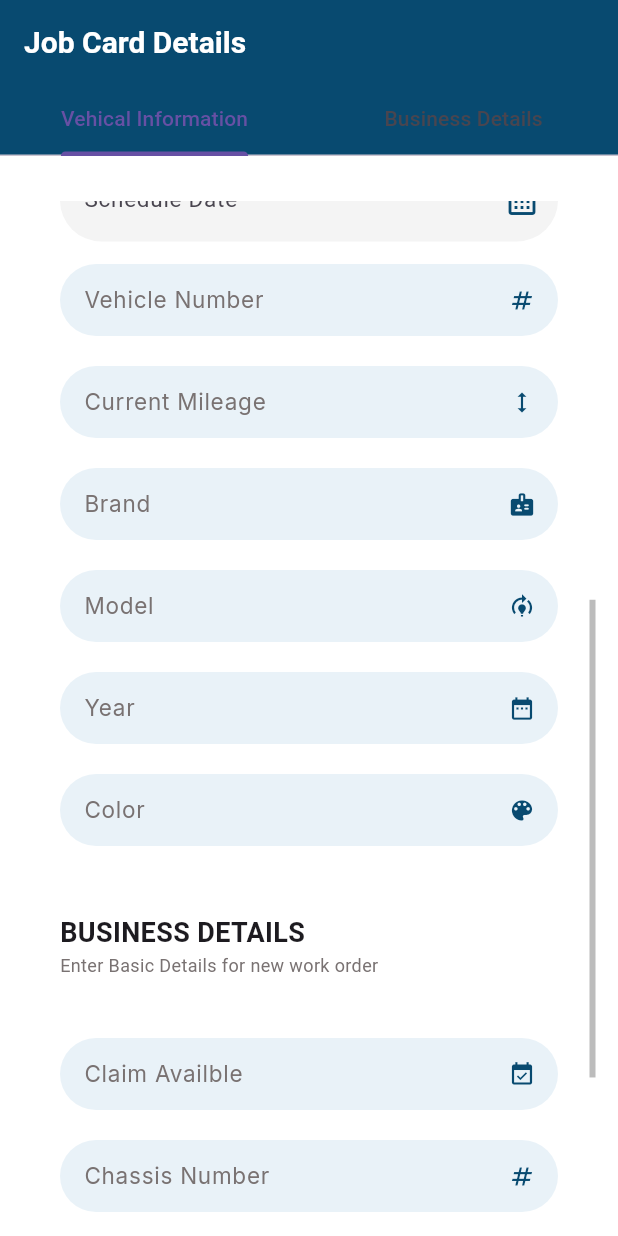
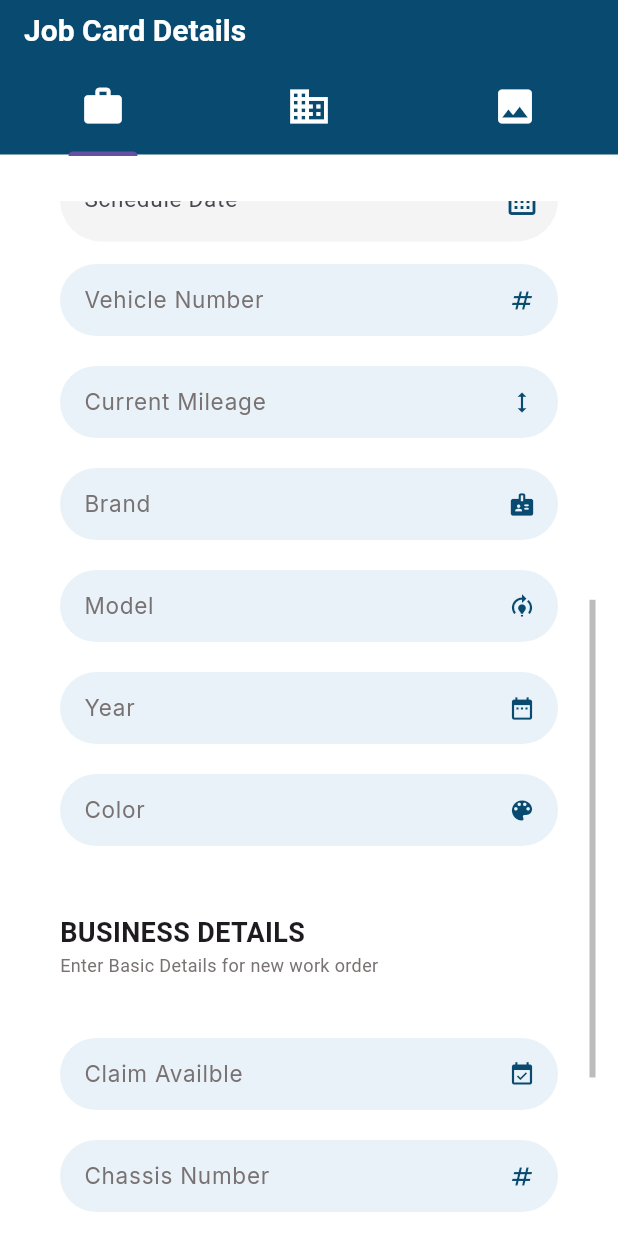
Before and after one commit to HashiniDivyanjanee/Vehicle_Service_App, a Flutter app: the JobDetails screen opened by its route, scrolled down 576 dp, on a phone screen of 412 x 824 dp. Run offline on Flutter 3.47's test engine with Material 3 defaults, Android fonts, the phone set to English and light mode, and no system bars; our stand-ins replace bloc, convex_bottom_bar, dio, equatable, flutter_bloc, go_router and 2 more; network calls fail.

Commit message:
som changes

```diff
--- a/lib/src/config/routes/app_rout_config.dart
+++ b/lib/src/config/routes/app_rout_config.dart
@@ -11,7 +11,7 @@ import 'package:vehicle_service_app/src/presentation/screen/customer.dart';
 import 'package:vehicle_service_app/src/presentation/screen/home.dart';
 import 'package:vehicle_service_app/src/presentation/screen/job_details.dart';
 import 'package:vehicle_service_app/src/presentation/screen/login.dart';
-import 'package:vehicle_service_app/src/presentation/screen/test.dart';
+import 'package:vehicle_service_app/src/presentation/screen/image_upload.dart';
 import 'package:vehicle_service_app/src/presentation/screen/view_job_card.dart';
 
 final GoRouter router = GoRouter(
@@ -60,11 +60,11 @@ final GoRouter router = GoRouter(
               child: const ViewJobCard(),
             )),
     GoRoute(
-        name: MyAppRouteConstants.Test,
-        path: '/Test',
+        name: MyAppRouteConstants.ImageUpload,
+        path: '/ImageUpload',
         builder: (context, state) => BlocProvider(
               create: (context) => ImageBloc(),
-              child: Test(),
+              child: ImageUpload(),
             )),
   ],
 );
--- a/lib/src/config/routes/app_rout_cons.dart
+++ b/lib/src/config/routes/app_rout_cons.dart
@@ -4,5 +4,5 @@ class MyAppRouteConstants {
   static const String job_detailsRoute = 'job_details';
   static const String customer = 'customer';
   static const String JobCardList = 'JobCard';
-  static const String Test = 'Test';
+  static const String ImageUpload = 'ImageUpload';
 }
--- a/lib/src/presentation/screen/customer.dart
+++ b/lib/src/presentation/screen/customer.dart
@@ -45,7 +45,7 @@ clear(){
             const Title_Widget(
               title: 'CUSTOMER DETAILS',
             ),
-            const Secont_Title(
+            const Second_Title(
               second_title: 'Enter Customer Details',
             ),
             const SizedBox(
--- a/lib/src/presentation/screen/job_details.dart
+++ b/lib/src/presentation/screen/job_details.dart
@@ -1,6 +1,8 @@
 import 'package:flutter/material.dart';
+import 'package:flutter_bloc/flutter_bloc.dart';
 import 'package:vehicle_service_app/src/constant/themes.dart';
-import 'package:vehicle_service_app/src/presentation/screen/test.dart';
+import 'package:vehicle_service_app/src/logic/bloc/take_image/image_bloc.dart';
+import 'package:vehicle_service_app/src/presentation/screen/image_upload.dart';
 import 'package:vehicle_service_app/src/presentation/tabs/service_type_tab.dart';
 import 'package:vehicle_service_app/src/presentation/tabs/vehical_information_tab.dart';
 
@@ -9,34 +11,72 @@ class JobDetails extends StatelessWidget {
 
   @override
   Widget build(BuildContext context) {
-    return DefaultTabController(
-      length: 2,
+    return MultiBlocProvider(
+      providers: [
+        BlocProvider(
+          create: (context) => ImageBloc(),
+        )
+      ],
+      child: DefaultTabController(
+        length: 3,
         child: Scaffold(
           appBar: AppBar(
             title: const Text(
               'Job Card Details',
               style: TextStyle(
-                color: Colors.white, fontSize: 20, fontWeight: FontWeight.bold),
+                  color: Colors.white,
+                  fontSize: 20,
+                  fontWeight: FontWeight.bold),
             ),
             backgroundColor: AppThemes.PrimaryColor,
-          bottom: const TabBar(tabs: [
-            Tab(
-              text: "Vehical Information",
+            bottom: TabBar(dividerColor: Colors.white, tabs: [
+              Padding(
+                padding: const EdgeInsets.all(8.0),
+                child: Container(
+                    child: DefaultTextStyle(
+                  style: TextStyle(
+                      color: Colors.white, fontWeight: FontWeight.bold),
+                  child: Tab(
+                      icon: Icon(
+                    Icons.work,
+                    color: Colors.white,
+                    size: 30,
+                  )),
+                )),
               ),
-            Tab(
-              text: "Business Details",
+              Padding(
+                padding: const EdgeInsets.all(8.0),
+                child: Container(
+                    child: DefaultTextStyle(
+                  style: TextStyle(
+                      color: Colors.white, fontWeight: FontWeight.bold),
+                  child: Tab(
+                      icon: Icon(
+                    Icons.business,
+                    color: Colors.white,
+                    size: 30,
+                  )),
+                )),
               ),
-            //  Tab(
-            //   text: "Images",
-            // ),
+              Padding(
+                padding: const EdgeInsets.all(8.0),
+                child: Container(
+                    child: DefaultTextStyle(
+                  style: TextStyle(
+                      color: Colors.white, fontWeight: FontWeight.bold),
+                  child: Tab(
+                      icon: Icon(
+                    Icons.image,
+                    color: Colors.white,
+                    size: 30,
+                  )),
+                )),
+              ),
             ]),
           ),
           body: TabBarView(
-          children: [
-            ServiceType(),
-            VehicalInformation(),
-            // Test()
-          ],
+            children: [ServiceType(), VehicalInformation(), ImageUpload()],
+          ),
         ),
       ),
     );
--- a/lib/src/presentation/tabs/service_type_tab.dart
+++ b/lib/src/presentation/tabs/service_type_tab.dart
@@ -109,7 +109,7 @@ class _ServiceTypeState extends State<ServiceType> {
                           const Title_Widget(
                             title: 'CUSTOMER DETAILS',
                           ),
-                          const Secont_Title(
+                          const Second_Title(
                             second_title: 'Enter Customer Details',
                           ),
                           const SizedBox(
@@ -131,8 +131,7 @@ class _ServiceTypeState extends State<ServiceType> {
                               child: ButtonComponent(
                                   buttonText: "Find",
                                   textColor: Colors.white,
-                                  buttonColor:
-                                      Color.fromARGB(255, 116, 141, 150),
+                                  buttonColor: AppThemes.PrimaryColor,
                                   callback: () {
                                     final phone =
                                         customerPhoneController.text.trim();
@@ -189,7 +188,7 @@ class _ServiceTypeState extends State<ServiceType> {
                                     const SizedBox(height: 16),
                                     TextFormFieldComponent(
                                       controller: customerNameController,
-                                      lableText: "Customer ID",
+                                      lableText: "Customer Name",
                                       suffixIcon: Icons.person,
                                       inputType: TextInputType.name,
                                       textCapitalization:
@@ -208,7 +207,7 @@ class _ServiceTypeState extends State<ServiceType> {
                           const Title_Widget(
                             title: 'VEHICLE INFORMATION',
                           ),
-                          const Secont_Title(
+                          const Second_Title(
                             second_title: 'Enter Vehicle Details',
                           ),
                           BlocBuilder<PrimaryKeySettingBloc,
@@ -328,7 +327,7 @@ class _ServiceTypeState extends State<ServiceType> {
                           const Title_Widget(
                             title: 'BUSINESS DETAILS',
                           ),
-                          const Secont_Title(
+                          const Second_Title(
                             second_title:
                                 'Enter Basic Details for new work order',
                           ),
@@ -404,7 +403,8 @@ class _ServiceTypeState extends State<ServiceType> {
                                       final Current_Status = "JOB IN";
                                       final Current_Location = " ";
                                       final job_barcode = combinedValue;
-                                      final Job_Name1 = License_PlateController.text;
+                                      final Job_Name1 =
+                                          License_PlateController.text;
                                       final Job_Name2 = " ";
                                       final CreateDate = Current_Date;
                                       final CreateTime = Current_Time;
--- a/lib/src/presentation/widgets/second_title.dart
+++ b/lib/src/presentation/widgets/second_title.dart
@@ -1,9 +1,9 @@
 import 'package:flutter/material.dart';
 import 'package:vehicle_service_app/src/constant/themes.dart';
 
-class Secont_Title extends StatelessWidget {
+class Second_Title extends StatelessWidget {
   final String second_title;
-  const Secont_Title({
+  const Second_Title({
     super.key,
     required this.second_title,
   });
```
Also changed, not shown: lib/src/presentation/screen/home.dart (+3 -5 lines), lib/src/presentation/screen/image_upload.dart (added, +73 -0 lines). Lines whose indentation alone changed are shown as unchanged.
